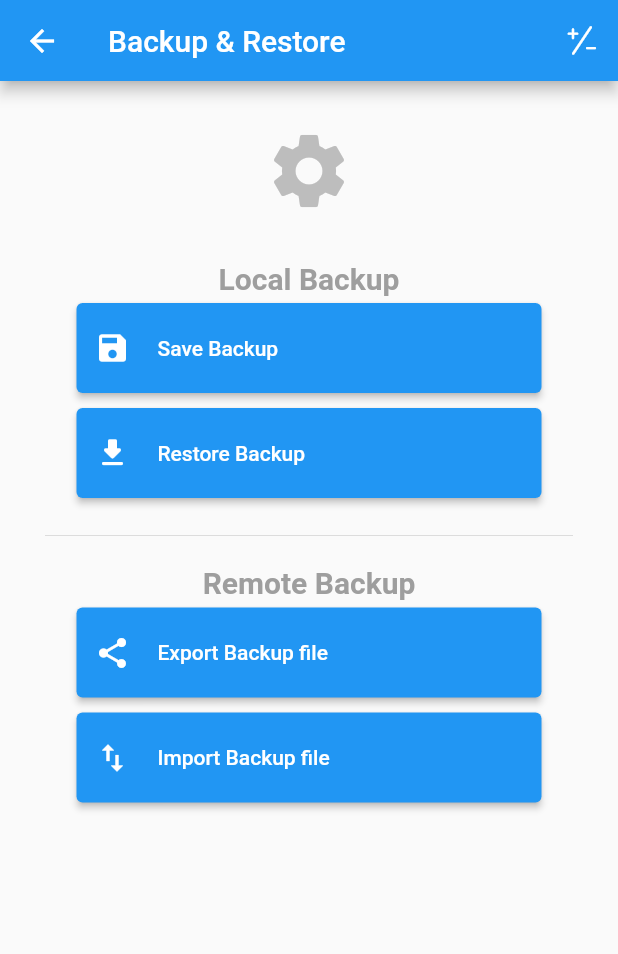
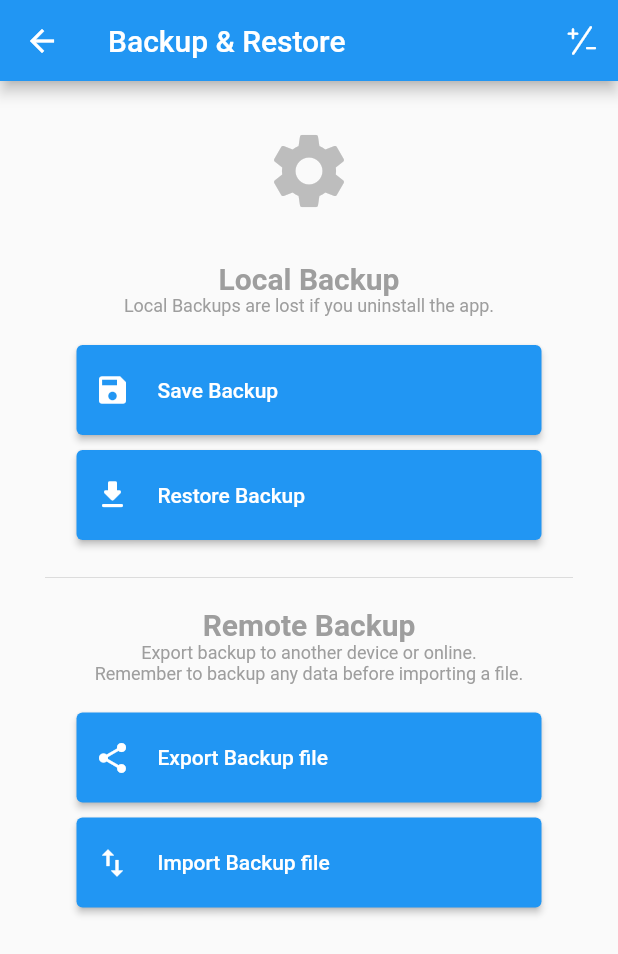
Before and after one commit to jaco2716/ProfitCalculator, a Flutter app: the BackupAndRestore screen opened directly, on a phone screen of 412 x 824 dp. Shown: the top 954 px of the screen. Run offline on Flutter 3.47's test engine with Material 2 defaults, Android fonts, the phone set to English and light mode, and no system bars; our stand-ins replace file_picker, percent_indicator, share_plus, shared_preferences, video_player; missing offline and left inert: flutter_simple_calculator, purchases_flutter; accounts and stored records are empty.

Commit message:
Import backup

```diff
--- a/lib/Handlers/FileManagement.dart
+++ b/lib/Handlers/FileManagement.dart
@@ -69,13 +69,10 @@ class FileManagement {
 
   exportData(String fileName, String jsonString) async {
     final path = await _localPath;
-
-
-    //mergedJson = ingredientJson + '&&&' + mealJson;
     writeFile(fileName, jsonString);
 
     await Share.shareFiles(
-      ['$path/profCalculatorExportBackup.json'],
+      ['$path/$fileName.json'],
       subject: 'ProfCalculator Backup',
     );
   }
--- a/lib/Pages/BackupAndRestore/BackupAndRestorePage.dart
+++ b/lib/Pages/BackupAndRestore/BackupAndRestorePage.dart
@@ -5,10 +5,12 @@ import 'package:file_picker/file_picker.dart';
 import 'package:flutter/material.dart';
 import 'package:profit_calculator/Handlers/FileManagement.dart';
 import 'package:profit_calculator/Model/BackupFileJson.dart';
+import 'package:profit_calculator/MyWidgets/MyAlertDialog.dart';
 import 'package:profit_calculator/MyWidgets/MyIconButton.dart';
 import 'package:profit_calculator/Pages/BackupAndRestore/SaveBackupPage.dart';
 import '../../MyWidgets/MyAppBarWithCalc.dart';
 import '../../Model/EnvironmentConfig.dart' as config;
+import 'package:intl/intl.dart';
 
 class BackupAndRestore extends StatelessWidget {
   final FileManagement fileManagement = FileManagement();
@@ -21,57 +23,28 @@ class BackupAndRestore extends StatelessWidget {
   Widget build(BuildContext context) {
     return Scaffold(
       appBar: MyAppBarWithCalc('Backup & Restore'),
-      body: Container(
+      body: SingleChildScrollView(
+        child: Container(
           padding: EdgeInsets.symmetric(horizontal: 30),
           child: Column(
             children: <Widget>[
               Container(
                 padding: const EdgeInsets.symmetric(vertical: 30.0),
-              child: Center(
-                child: Icon(
-                  Icons.settings,
-                  size: 60,
-                  color: Colors.grey[400],
+                child: Center(child: Icon(Icons.settings, size: 60, color: Colors.grey[400])),
               ),
+              Text('Local Backup', style: TextStyle(fontSize: 20, fontWeight: FontWeight.bold, color: Colors.grey)),
+              Text('Local Backups are lost if you uninstall the app.\n', style: TextStyle(fontSize: 12, color: Colors.grey)),
+              MyIconButton(tileIcon: Icon(Icons.save), tileTitle: "Save Backup", myOnPressed: () => goToPage(SaveBackupPage(false), context)),
+              MyIconButton(
+                  tileIcon: Icon(Icons.download_rounded), tileTitle: "Restore Backup", myOnPressed: () => goToPage(SaveBackupPage(true), context)),
+              Divider(height: 40),
+              Text('Remote Backup', style: TextStyle(fontSize: 20, fontWeight: FontWeight.bold, color: Colors.grey)),
+              Text('Export backup to another device or online.\nRemember to backup any data before importing a file.\n',
+                  textAlign: TextAlign.center, style: TextStyle(fontSize: 12, color: Colors.grey)),
+              MyIconButton(tileIcon: Icon(Icons.share), tileTitle: "Export Backup file", myOnPressed: () => exportBackup()),
+              MyIconButton(tileIcon: Icon(Icons.import_export), tileTitle: "Import Backup file", myOnPressed: () => importBackup(context)),
+            ],
           ),
-            ),
-            Text(
-              'Local Backup',
-              style: TextStyle(fontSize: 20, fontWeight: FontWeight.bold, color: Colors.grey),
-            ),
-            MyIconButton(
-              tileIcon: Icon(Icons.save),
-              tileTitle: "Save Backup",
-              myOnPressed: () {
-                goToPage(SaveBackupPage(false), context);
-              },
-            ),
-            MyIconButton(
-              tileIcon: Icon(Icons.download_rounded),
-              tileTitle: "Restore Backup",
-              myOnPressed: () {
-                goToPage(SaveBackupPage(true), context);
-              },
-            ),
-            Divider(
-              height: 40,
-            ),
-            Text('Remote Backup', style: TextStyle(fontSize: 20, fontWeight: FontWeight.bold, color: Colors.grey)),
-            MyIconButton(
-              tileIcon: Icon(Icons.share),
-              tileTitle: "Export Backup file",
-              myOnPressed: () {
-                exportBackup();
-              },
-            ),
-            MyIconButton(
-              tileIcon: Icon(Icons.import_export),
-              tileTitle: "Import Backup file",
-              myOnPressed: () {
-                importBackup();
-              },
-            ),
-          ],
         ),
       ),
     );
@@ -96,24 +69,53 @@ class BackupAndRestore extends StatelessWidget {
         menuJson: menuFileContent,
         cateringJson: cateringFileContent,
       );
-      fileManagement.exportData('profCalculatorExportBackup', jsonEncode(backupFileJson));
+      DateTime timeNow = DateTime.now();
+      DateFormat dateFormat = DateFormat("yyyyMMdd");
+      String dateString = dateFormat.format(timeNow);
+
+      fileManagement.exportData('ProfCalculatorBackup_$dateString', jsonEncode(backupFileJson));
       // print(jsonEncode(backupFileJson));
     } catch (e) {}
   }
 
-  void importBackup() async {
+  void importBackup(BuildContext context) async {
     try {
-      FilePickerResult result = await FilePicker.platform.pickFiles();
-
+      FilePickerResult result = await FilePicker.platform.pickFiles(type: FileType.custom, allowedExtensions: ['json']);
+      BackupFileJson backupFileJson;
       if (result != null) {
         File file = File(result.files.single.path);
         String fileJson = await file.readAsString();
-        //TODO Fix import backup
-        // BackupFileJson _backupFileJson = BackupFileJson.fromJson()
+
+        backupFileJson = BackupFileJson.fromJson(json.decode(fileJson));
+        fileManagement.writeFile(ingredientJsonFile, backupFileJson.ingredientJson);
+        fileManagement.writeFile(extraJsonFile, backupFileJson.extraJson);
+        fileManagement.writeFile(mealJsonFile, backupFileJson.mealJson);
+        fileManagement.writeFile(menuJsonFile, backupFileJson.menuJson);
+        fileManagement.writeFile(cateringJsonFile, backupFileJson.cateringJson);
+
+        showDialog(
+          context: context,
+          builder: (context) {
+            return MyAlertDialog(
+              title: 'File imported',
+              content: 'O',
+              cancelText: 'Okay',
+              infoDialog: true,
+              widgetContext: Icon(Icons.check_circle_rounded, color: Colors.green, size: 90),
+            );
+          },
+        );
       } else {
         print('User canceled filepicker');
+        return;
       }
     } catch (e) {
+      showDialog(
+        context: context,
+        builder: (context) {
+          return MyAlertDialog(title: 'Error', content: 'File could not be importet.', cancelText: 'Okay', infoDialog: true);
+        },
+      );
       print('error: $e');
     }
   }
--- a/lib/Pages/VATChangePage.dart
+++ b/lib/Pages/VATChangePage.dart
@@ -173,7 +173,7 @@ class _VATChangePageState extends State<VATChangePage> {
                                   ]),
                             ));
                       }),
-                      Text('Changing the currency does not change any price values.', style: TextStyle(fontSize: 11, fontStyle: FontStyle.italic, letterSpacing: -0.5)),
+                      Text('Changing the currency does not change any price values.', style: TextStyle(color: Colors.red, fontSize: 11, fontStyle: FontStyle.italic, letterSpacing: -0.5)),
                   SizedBox(
                     height: 10,
                   ),
```
Also changed, not shown: lib/MyWidgets/MyAlertDialog.dart (+9 -5 lines). Lines whose indentation alone changed are shown as unchanged.
